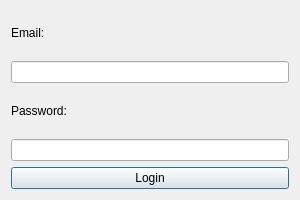
Qt form ui/login_window.ui (pornessianparapio/act_app) before a commit.
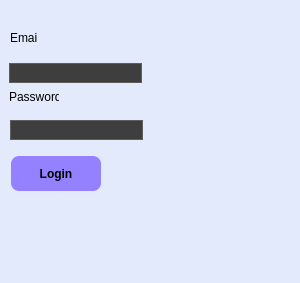
The same form after that commit.

```diff
--- a/ui/login_window.ui
+++ b/ui/login_window.ui
@@ -7,45 +7,107 @@
     <x>0</x>
     <y>0</y>
     <width>300</width>
-    <height>200</height>
+    <height>283</height>
    </rect>
   </property>
+  <property name="maximumSize">
+   <size>
+    <width>300</width>
+    <height>16777215</height>
+   </size>
+  </property>
   <property name="windowTitle">
    <string>Login</string>
   </property>
-  <layout class="QVBoxLayout" name="verticalLayout">
-   <item>
+  <property name="styleSheet">
+   <string notr="true">background-color: #e2eafc;</string>
+  </property>
     <widget class="QLabel" name="email_label">
+   <property name="geometry">
+    <rect>
+     <x>10</x>
+     <y>30</y>
+     <width>28</width>
+     <height>16</height>
+    </rect>
+   </property>
+   <property name="styleSheet">
+    <string notr="true">background-color: #e2eafc color: white;</string>
+   </property>
      <property name="text">
       <string>Email:</string>
      </property>
     </widget>
-   </item>
-   <item>
-    <widget class="QLineEdit" name="email_input"/>
-   </item>
-   <item>
+  <widget class="QLineEdit" name="email_input">
+   <property name="geometry">
+    <rect>
+     <x>9</x>
+     <y>63</y>
+     <width>133</width>
+     <height>20</height>
+    </rect>
+   </property>
+   <property name="styleSheet">
+    <string notr="true">background-color: #3e3e3e;
+    color: #f0f0f0;
+    border: 1px solid #5e5e5e;</string>
+   </property>
+  </widget>
     <widget class="QLabel" name="password_label">
+   <property name="geometry">
+    <rect>
+     <x>9</x>
+     <y>89</y>
+     <width>50</width>
+     <height>16</height>
+    </rect>
+   </property>
      <property name="text">
       <string>Password:</string>
      </property>
     </widget>
-   </item>
-   <item>
     <widget class="QLineEdit" name="password_input">
+   <property name="geometry">
+    <rect>
+     <x>10</x>
+     <y>120</y>
+     <width>133</width>
+     <height>20</height>
+    </rect>
+   </property>
+   <property name="styleSheet">
+    <string notr="true">background-color: #3e3e3e;
+    color: #f0f0f0;
+    border: 1px solid #5e5e5e;</string>
+   </property>
      <property name="echoMode">
       <enum>QLineEdit::Password</enum>
      </property>
     </widget>
-   </item>
-   <item>
     <widget class="QPushButton" name="login_button">
+   <property name="geometry">
+    <rect>
+     <x>10</x>
+     <y>150</y>
+     <width>91</width>
+     <height>41</height>
+    </rect>
+   </property>
+   <property name="styleSheet">
+    <string notr="true">background-color: #9381ff;
+    border-color: #fff;
+    border-radius: 8px;
+    font-weight: 700;
+    line-height: 20px;
+    padding: 10px 23px;
+    width: auto;
+    margin-left: 1%;
+    margin-top: 6%;</string>
+   </property>
      <property name="text">
       <string>Login</string>
      </property>
     </widget>
-   </item>
-  </layout>
  </widget>
  <resources/>
  <connections/>
```
Lines whose indentation alone changed are shown as unchanged.
